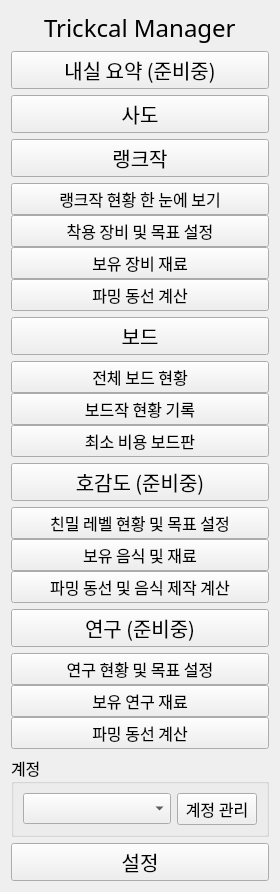
This is widgets/ui/sidebar.ui in voiderd-sub/trickcal-manager as Qt 5 draws it before an edit. The edited form follows.
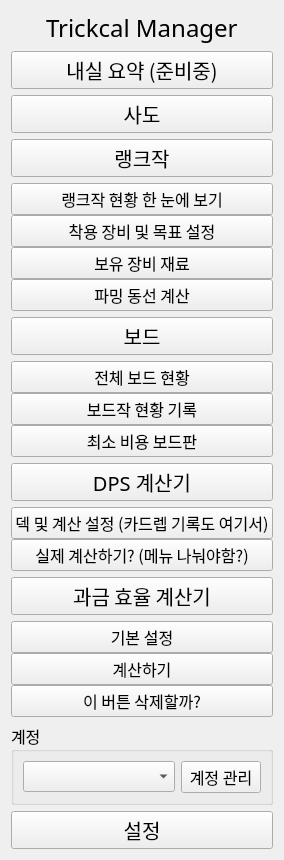
This is the edited form. Icons and pictures are not drawn.

```diff
--- a/widgets/ui/sidebar.ui
+++ b/widgets/ui/sidebar.ui
@@ -455,7 +455,7 @@
       </font>
      </property>
      <property name="text">
-      <string>호감도 (준비중)</string>
+      <string>DPS 계산기</string>
      </property>
      <property name="icon">
       <iconset>
@@ -510,7 +510,7 @@
          </font>
         </property>
         <property name="text">
-         <string>친밀 레벨 현황 및 목표 설정</string>
+         <string>덱 및 계산 설정 (카드렙 기록도 여기서)</string>
         </property>
         <property name="iconSize">
          <size>
@@ -538,7 +538,7 @@
          </font>
         </property>
         <property name="text">
-         <string>보유 음식 및 재료</string>
+         <string>실제 계산하기? (메뉴 나눠야함?)</string>
         </property>
         <property name="iconSize">
          <size>
@@ -553,35 +553,7 @@
          <bool>false</bool>
         </property>
         <attribute name="buttonGroup">
-         <string notr="true">food_group</string>
-        </attribute>
-       </widget>
-      </item>
-      <item>
-       <widget class="QPushButton" name="food_3_btn">
-        <property name="font">
-         <font>
-          <family>ONE Mobile POP</family>
-          <pointsize>12</pointsize>
-         </font>
-        </property>
-        <property name="text">
-         <string>파밍 동선 및 음식 제작 계산</string>
-        </property>
-        <property name="iconSize">
-         <size>
-          <width>25</width>
-          <height>25</height>
-         </size>
-        </property>
-        <property name="checkable">
-         <bool>true</bool>
-        </property>
-        <property name="autoExclusive">
-         <bool>false</bool>
-        </property>
-        <attribute name="buttonGroup">
-         <string notr="true">food_group</string>
+         <string notr="true">dps_group</string>
         </attribute>
        </widget>
       </item>
@@ -597,7 +569,7 @@
       </font>
      </property>
      <property name="text">
-      <string>연구 (준비중)</string>
+      <string>과금 효율 계산기</string>
      </property>
      <property name="icon">
       <iconset>
@@ -652,7 +624,7 @@
          </font>
         </property>
         <property name="text">
-         <string>연구 현황 및 목표 설정</string>
+         <string>기본 설정</string>
         </property>
         <property name="iconSize">
          <size>
@@ -680,7 +652,7 @@
          </font>
         </property>
         <property name="text">
-         <string>보유 연구 재료</string>
+         <string>계산하기</string>
         </property>
         <property name="iconSize">
          <size>
@@ -708,7 +680,7 @@
          </font>
         </property>
         <property name="text">
-         <string>파밍 동선 계산</string>
+         <string>이 버튼 삭제할까?</string>
         </property>
         <property name="iconSize">
          <size>
```
Left out of the diff: 66 changed lines with no effect on the pictures.
